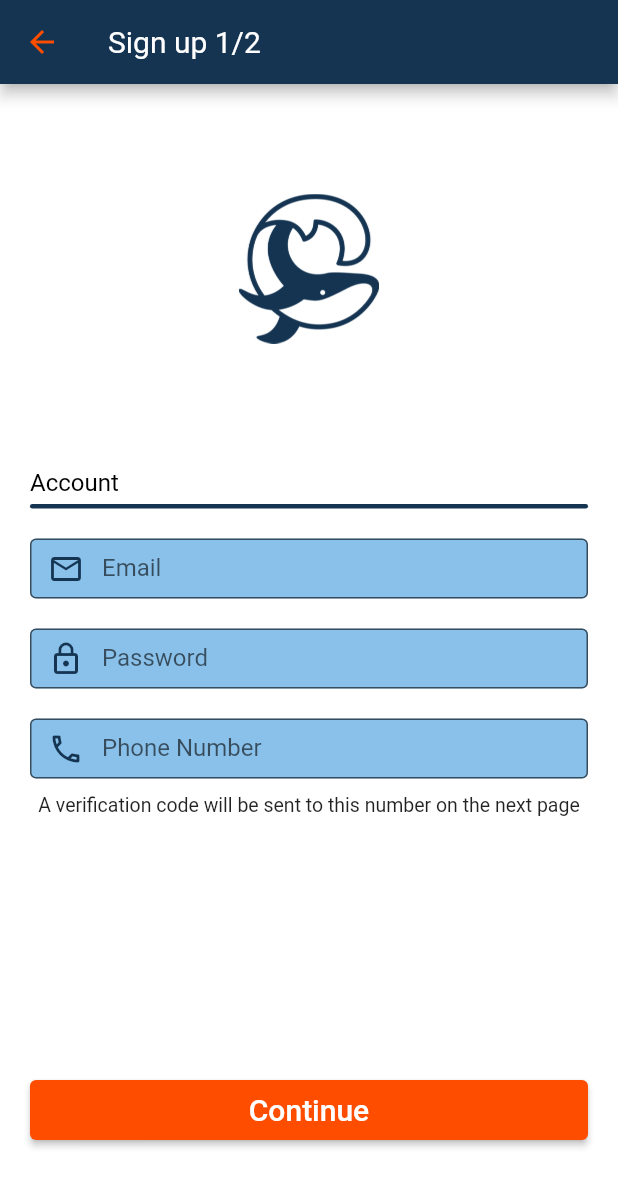
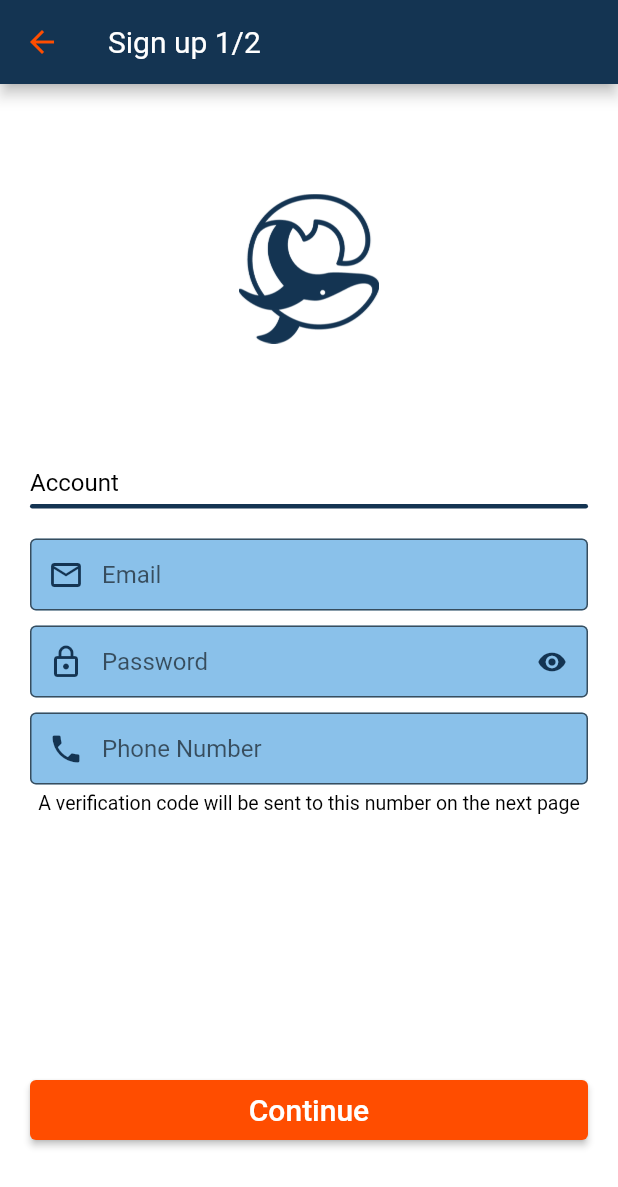
Before and after one commit to Mattias170624/Cetasol_App, a Flutter app: the SignUpScreen1 screen opened directly, on a phone screen of 412 x 824 dp. Shown: the top 1187 px of the screen. Run offline on Flutter 3.47's test engine with Material 2 defaults, Android fonts, the phone set to English and light mode, and no system bars; our stand-ins replace cloud_firestore, firebase_core, form_field_validator; accounts and stored records are empty.

Commit message:
Added input checks for all textfields - Android.

```diff
--- a/lib/Widgets/RegisterScreen/register_input_fields.dart
+++ b/lib/Widgets/RegisterScreen/register_input_fields.dart
@@ -3,6 +3,8 @@
 import 'dart:io';
 
 import 'package:cetasol_app/Screens/signup_screen_2.dart';
+import 'package:cetasol_app/Widgets/RegisterScreen/register_inputs.dart';
+import 'package:form_field_validator/form_field_validator.dart';
 import 'package:flutter/cupertino.dart';
 import 'package:flutter/material.dart';
 
@@ -12,9 +14,17 @@ class RegisterInputFields extends StatefulWidget {
 }
 
 class _RegisterInputFieldsState extends State<RegisterInputFields> {
-  final _emailController = TextEditingController();
-  final _passwordController = TextEditingController();
-  final _phoneNumberController = TextEditingController();
+  final GlobalKey<FormState> _formKey = GlobalKey<FormState>();
+  final TextEditingController _emailController = TextEditingController();
+  final TextEditingController _passwordController = TextEditingController();
+  final TextEditingController _phoneController = TextEditingController();
+  bool obscurePassword = true;
+
+  void _showObscurePassword() {
+    setState(() {
+      obscurePassword = !obscurePassword;
+    });
+  }
 
   @override
   Widget build(BuildContext context) {
@@ -43,33 +53,45 @@ class _RegisterInputFieldsState extends State<RegisterInputFields> {
               color: Theme.of(context).colorScheme.primary,
             ),
           ),
+          Form(
+            key: _formKey,
+            child: Column(
+              children: [
                 Container(
-            margin: EdgeInsets.only(bottom: 20),
-            height: 40,
+                  padding: EdgeInsets.only(bottom: 10),
                   child: Platform.isAndroid
-                ? TextField(
-                    textInputAction: TextInputAction.next,
-                    controller: _emailController,
+                      ? TextFormField(
                           decoration: InputDecoration(
+                            contentPadding: EdgeInsets.symmetric(vertical: 0),
                             fillColor: Theme.of(context).colorScheme.secondary,
                             border: OutlineInputBorder(),
+                            hintText: 'Email',
+                            errorStyle: TextStyle(height: 0.5),
+                            filled: true,
                             prefixIcon: Icon(
                               Icons.email_outlined,
                               color: Theme.of(context).colorScheme.primary,
                             ),
-                      filled: true,
-                      labelText: 'Email',
                           ),
+                          textInputAction: TextInputAction.next,
+                          controller: _emailController,
+                          keyboardType: TextInputType.emailAddress,
+                          enableSuggestions: false,
+                          autocorrect: false,
                           style: TextStyle(
                             color: Colors.black,
                             fontSize: 16,
                           ),
-                    keyboardType: TextInputType.emailAddress,
-                    enableSuggestions: false,
-                    autocorrect: false,
+                          validator: MultiValidator(
+                            [
+                              RequiredValidator(errorText: "Required"),
+                              EmailValidator(
+                                  errorText:
+                                      "Please enter a valid email address"),
+                            ],
+                          ),
                         )
                       : CupertinoTextField(
-                    controller: _emailController,
                           textInputAction: TextInputAction.next,
                           keyboardType: TextInputType.emailAddress,
                           decoration: BoxDecoration(
@@ -93,33 +115,59 @@ class _RegisterInputFieldsState extends State<RegisterInputFields> {
                         ),
                 ),
                 Container(
-            margin: EdgeInsets.only(bottom: 20),
-            height: 40,
+                  padding: EdgeInsets.only(bottom: 10),
                   child: Platform.isAndroid
-                ? TextField(
+                      ? TextFormField(
+                          decoration: InputDecoration(
+                            suffixIcon: GestureDetector(
+                              onTap: _showObscurePassword,
+                              child: obscurePassword
+                                  ? Icon(
+                                      Icons.remove_red_eye,
+                                      color:
+                                          Theme.of(context).colorScheme.primary,
+                                      size: 20,
+                                    )
+                                  : Icon(
+                                      Icons.remove_red_eye_outlined,
+                                      color:
+                                          Theme.of(context).colorScheme.primary,
+                                      size: 20,
+                                    ),
+                            ),
+                            contentPadding: EdgeInsets.symmetric(vertical: 0),
+                            fillColor: Theme.of(context).colorScheme.secondary,
+                            border: OutlineInputBorder(),
+                            hintText: 'Password',
+                            errorStyle: TextStyle(height: 0.5),
+                            filled: true,
+                            prefixIcon: Icon(
+                              Icons.lock_outlined,
+                              color: Theme.of(context).colorScheme.primary,
+                            ),
+                          ),
                           textInputAction: TextInputAction.next,
                           controller: _passwordController,
-                    decoration: InputDecoration(
-                      fillColor: Theme.of(context).colorScheme.secondary,
-                      border: OutlineInputBorder(),
-                      prefixIcon: Icon(
-                        Icons.lock_outline,
-                        color: Theme.of(context).colorScheme.primary,
-                      ),
-                      filled: true,
-                      labelText: 'Password',
-                    ),
+                          keyboardType: TextInputType.emailAddress,
+                          enableSuggestions: false,
+                          obscureText: obscurePassword,
+                          autocorrect: false,
                           style: TextStyle(
                             color: Colors.black,
                             fontSize: 16,
                           ),
-                    obscureText: true,
-                    enableSuggestions: false,
-                    autocorrect: false,
+                          validator: MultiValidator(
+                            [
+                              RequiredValidator(errorText: "Required"),
+                              MinLengthValidator(10,
+                                  errorText:
+                                      'Must contain atleast 10 characters')
+                            ],
+                          ),
                         )
                       : CupertinoTextField(
-                    controller: _passwordController,
                           textInputAction: TextInputAction.next,
+                          keyboardType: TextInputType.emailAddress,
                           decoration: BoxDecoration(
                             color: Theme.of(context).colorScheme.secondary,
                             borderRadius: BorderRadius.circular(10),
@@ -131,45 +179,45 @@ class _RegisterInputFieldsState extends State<RegisterInputFields> {
                           prefix: Padding(
                             padding: const EdgeInsets.only(left: 10),
                             child: Icon(
-                        CupertinoIcons.lock,
+                              CupertinoIcons.mail,
                               color: Theme.of(context).colorScheme.primary,
                             ),
                           ),
-                    obscureText: true,
-                    placeholder: 'Password',
+                          placeholder: 'Email',
                           enableSuggestions: false,
                           autocorrect: false,
                         ),
                 ),
                 Container(
-            margin: EdgeInsets.only(bottom: 10),
-            height: 40,
+                  padding: EdgeInsets.only(bottom: 5),
                   child: Platform.isAndroid
-                ? TextField(
-                    textInputAction: TextInputAction.done,
-                    controller: _phoneNumberController,
+                      ? TextFormField(
                           decoration: InputDecoration(
+                            contentPadding: EdgeInsets.symmetric(vertical: 0),
                             fillColor: Theme.of(context).colorScheme.secondary,
                             border: OutlineInputBorder(),
+                            hintText: 'Phone Number',
+                            errorStyle: TextStyle(height: 0.5),
+                            filled: true,
                             prefixIcon: Icon(
-                        Icons.phone_outlined,
+                              Icons.phone,
                               color: Theme.of(context).colorScheme.primary,
                             ),
-                      filled: true,
-                      labelText: 'Phone Number',
                           ),
+                          textInputAction: TextInputAction.done,
+                          controller: _phoneController,
+                          keyboardType: TextInputType.phone,
+                          enableSuggestions: false,
+                          autocorrect: false,
                           style: TextStyle(
                             color: Colors.black,
                             fontSize: 16,
                           ),
-                    keyboardType: TextInputType.phone,
-                    enableSuggestions: false,
-                    autocorrect: false,
+                          validator: RequiredValidator(errorText: "Required"),
                         )
                       : CupertinoTextField(
-                    controller: _phoneNumberController,
-                    textInputAction: TextInputAction.continueAction,
-                    keyboardType: TextInputType.number,
+                          textInputAction: TextInputAction.next,
+                          keyboardType: TextInputType.emailAddress,
                           decoration: BoxDecoration(
                             color: Theme.of(context).colorScheme.secondary,
                             borderRadius: BorderRadius.circular(10),
@@ -181,18 +229,24 @@ class _RegisterInputFieldsState extends State<RegisterInputFields> {
                           prefix: Padding(
                             padding: const EdgeInsets.only(left: 10),
                             child: Icon(
-                        CupertinoIcons.phone,
+                              CupertinoIcons.mail,
                               color: Theme.of(context).colorScheme.primary,
                             ),
                           ),
-                    placeholder: 'Phone Number',
+                          placeholder: 'Email',
                           enableSuggestions: false,
                           autocorrect: false,
                         ),
                 ),
+              ],
+            ),
+          ),
           Text(
             'A verification code will be sent to this number on the next page',
-            style: TextStyle(fontSize: 13),
+            style: TextStyle(
+              color: Theme.of(context).colorScheme.surface,
+              fontSize: 13,
+            ),
             textAlign: TextAlign.left,
           ),
           Spacer(),
@@ -243,6 +297,7 @@ class _RegisterInputFieldsState extends State<RegisterInputFields> {
   }
 
   bool _validateUserInputs() {
-    return true;
+    // Checks if user input is valid, then opens the next screen
+    return (_formKey.currentState!.validate());
   }
 }
--- a/lib/main.dart
+++ b/lib/main.dart
@@ -46,7 +46,7 @@ class _SharedColorTheme {
     ),
     colorScheme: const ColorScheme(
       brightness: Brightness.light,
-      error: Colors.black,
+      error: Colors.red,
       onPrimary: Color(0xFFFF4d00),
       onError: Colors.black,
       onSurface: Colors.white,
--- a/pubspec.yaml
+++ b/pubspec.yaml
@@ -36,6 +36,7 @@ dependencies:
   cupertino_icons: ^1.0.2
   firebase_core: ^1.23.0
   cloud_firestore: ^3.4.9
+  form_field_validator: ^1.1.0
 
 dev_dependencies:
   flutter_test:
```
Also changed, not shown: lib/Widgets/LoginScreen/login_input_fields.dart (+55 -30 lines), lib/Widgets/RegisterScreen/register_inputs.dart (added, +233 -0 lines), pubspec.lock. Lines whose indentation alone changed are shown as unchanged.
